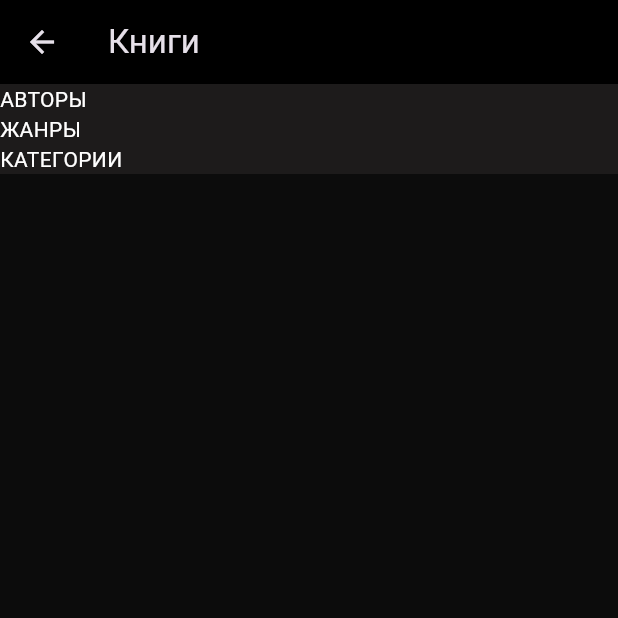
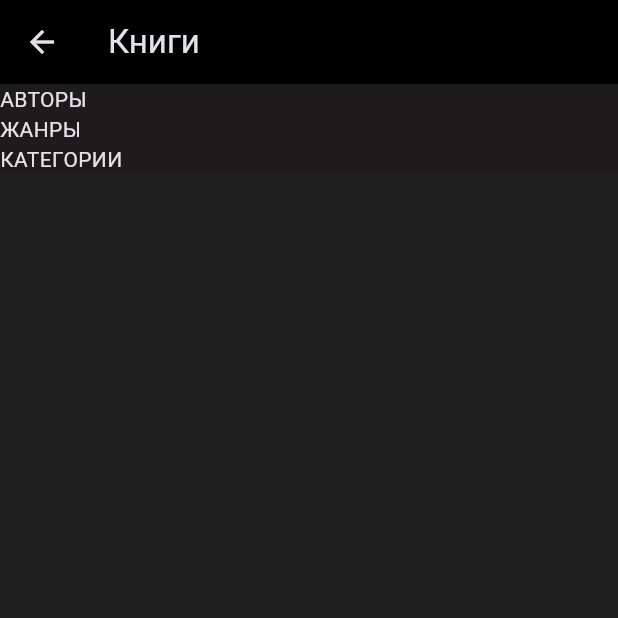
Before and after one commit to artyom-kalman/likbez, a Flutter app: the Books screen opened directly, on a phone screen of 412 x 824 dp, the top half of it. Run offline on Flutter 3.47's test engine with Material 3 defaults, Android fonts, the phone set to English and light mode, and no system bars; our stand-ins replace file_picker, hive, hive_flutter, permission_handler, shared_preferences; missing offline and left inert: epub_view, flutter_pdfview; accounts and stored records are empty.

Commit message:
Add theme

```diff
--- a/lib/theme/theme.dart
+++ b/lib/theme/theme.dart
@@ -1,15 +1,16 @@
 import 'package:flutter/material.dart';
 
-Color bgColor = Color.fromARGB(255, 12, 12, 12);
-Color black   = Color.fromARGB(255, 0, 0, 0);
-Color red     = Color.fromARGB(255, 234, 32, 40);
-Color orange  = Color.fromARGB(255, 238, 82, 20);
-Color white   = Color.fromARGB(255, 255, 255, 255);
+Color bgColor = const Color.fromARGB(255, 30, 30, 30);
+Color black   = const Color.fromARGB(255, 0, 0, 0);
+Color red     = const Color.fromARGB(255, 234, 32, 40);
+Color orange  = const Color.fromARGB(255, 238, 82, 20);
+Color white   = const Color.fromARGB(255, 255, 255, 255);
 
 var myTheme = ThemeData(
     brightness: Brightness.dark,
     scaffoldBackgroundColor: bgColor,
-    textTheme: TextTheme(
-        bodyMedium: TextStyle(color: white),
+    appBarTheme: AppBarTheme(
+        color: black,
     )
+
 );
```
